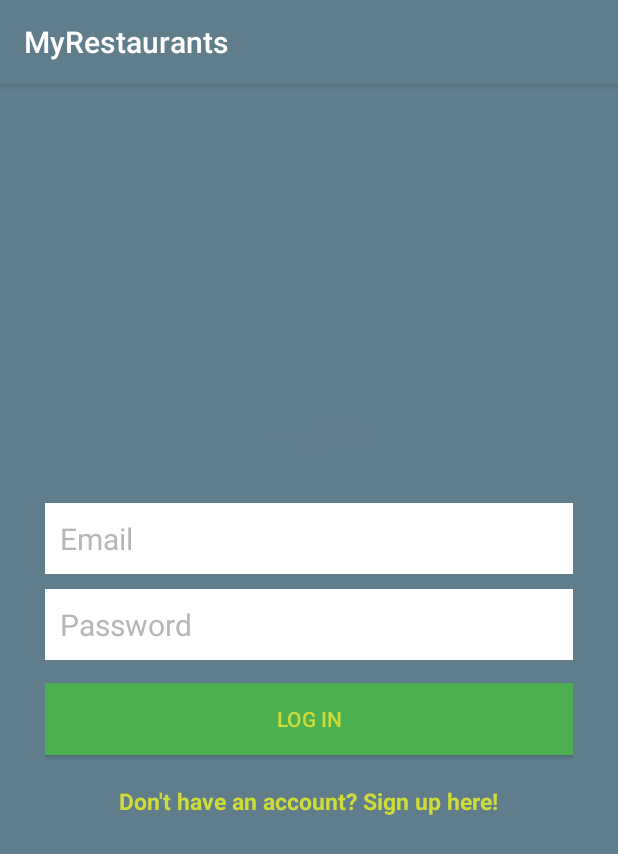
After one commit to seacamjen/MyRestaurants-Andriod, an Android app: the LoginActivity screen opened directly, with no data from a screen before it, on a phone screen of 412 x 824 dp. The commit adds this screen. Shown: the top 854 px of the screen. Run offline under Robolectric (Android 15) with nearby library versions, the phone set to English and light mode, and no system bars.

Commit message:
add search widget and login functionality

```diff
--- /dev/null
+++ b/app/src/main/java/com/example/guest/myrestaurants/ui/LoginActivity.java
@@ -0,0 +1,15 @@
+package com.example.guest.myrestaurants.ui;
+
+import android.support.v7.app.AppCompatActivity;
+import android.os.Bundle;
+
+import com.example.guest.myrestaurants.R;
+
+public class LoginActivity extends AppCompatActivity {
+
+    @Override
+    protected void onCreate(Bundle savedInstanceState) {
+        super.onCreate(savedInstanceState);
+        setContentView(R.layout.activity_login);
+    }
+}
--- /dev/null
+++ b/app/src/main/res/layout/activity_login.xml
@@ -0,0 +1,80 @@
+<?xml version="1.0" encoding="utf-8"?>
+<RelativeLayout
+    xmlns:android="http://schemas.android.com/apk/res/android"
+    xmlns:tools="http://schemas.android.com/tools"
+    android:layout_width="match_parent"
+    android:layout_height="match_parent"
+    tools:context="com.example.guest.myrestaurants.ui.LoginActivity"
+    android:background="@color/colorPrimary">
+
+    <LinearLayout
+        android:orientation="vertical"
+        android:layout_width="match_parent"
+        android:layout_height="wrap_content"
+        android:padding="30dp"
+        android:layout_centerVertical="true"
+        android:layout_centerHorizontal="true"
+        android:id="@+id/linearLayout">
+
+        <EditText
+            android:id="@+id/emailEditText"
+            android:layout_width="match_parent"
+            android:layout_height="wrap_content"
+            android:background="@android:color/white"
+            android:hint="Email"
+            android:inputType="textEmailAddress"
+            android:nextFocusDown="@+id/passwordEditText"
+            android:padding="10dp"
+            android:layout_marginBottom="10dp"
+            android:textColor="@android:color/black"
+            android:textColorHint="@color/colorDivider"
+            android:textSize="20sp" />
+
+        <EditText
+            android:id="@+id/passwordEditText"
+            android:layout_width="match_parent"
+            android:layout_height="wrap_content"
+            android:background="@android:color/white"
+            android:hint="Password"
+            android:inputType="textPassword"
+            android:nextFocusDown="@+id/passwordEditText"
+            android:padding="10dp"
+            android:textColor="@android:color/black"
+            android:textColorHint="@color/colorDivider"
+            android:textSize="20sp" />
+
+
+        <Button
+            android:id="@+id/passwordLoginButton"
+            android:layout_width="match_parent"
+            android:layout_height="wrap_content"
+            android:padding="10dp"
+            android:text="Log in"
+            android:background="@color/colorAccent"
+            android:layout_marginTop="15dp"
+            android:textColor="@color/colorTextIcons" />
+
+        <TextView
+            android:layout_width="wrap_content"
+            android:layout_height="wrap_content"
+            android:layout_marginTop="20dp"
+            android:textColor="@color/colorTextIcons"
+            android:textStyle="bold"
+            android:textSize="15sp"
+            android:text="Don't have an account? Sign up here!"
+            android:id="@+id/registerTextView"
+            android:layout_gravity="center_horizontal" />
+
+    </LinearLayout>
+
+    <TextView
+        android:layout_width="wrap_content"
+        android:layout_height="wrap_content"
+        android:text="Login"
+        android:textColor="@color/colorPrimary"
+        android:textSize="30dp"
+        android:textStyle="bold"
+        android:layout_above="@+id/linearLayout"
+        android:layout_centerHorizontal="true" />
+
+</RelativeLayout>
```
Also changed, not shown: app/build.gradle (+6 -5 lines), app/src/main/AndroidManifest.xml (+6 -3 lines), app/src/main/java/com/example/guest/myrestaurants/ui/CreateAccountActivity.java (added, +15 -0 lines), app/src/main/java/com/example/guest/myrestaurants/ui/MainActivity.java (+27 -27 lines), app/src/main/java/com/example/guest/myrestaurants/ui/RestaurantsActivity.java (+53 -14 lines), app/src/main/res/layout/activity_create_account.xml (added, +108 -0 lines), app/src/main/res/layout/activity_main.xml (+16 -36 lines), app/src/main/res/menu/menu_search.xml (added, +10 -0 lines), app/src/main/res/drawable-hdpi/ic_search_white_24dp.png (added), app/src/main/res/drawable-mdpi/ic_search_white_24dp.png (added), app/src/main/res/drawable-xhdpi/ic_search_white_24dp.png (added), app/src/main/res/drawable-xxhdpi/ic_search_white_24dp.png (added), app/src/main/res/drawable-xxxhdpi/ic_search_white_24dp.png (added).
